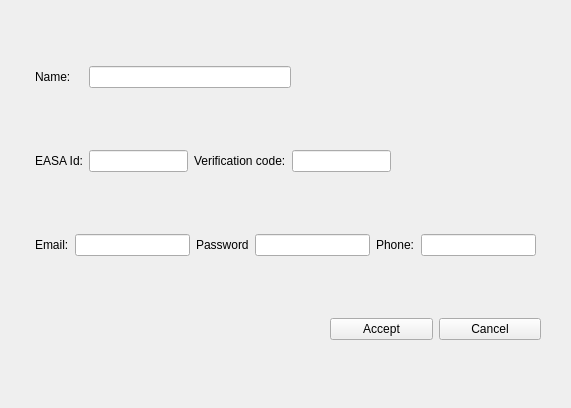
This is src/uat_tool/presentation/views/ui/form_operator.ui in vazmasero/UAT-Tool as Qt 5 draws it before an edit. The edited form follows.
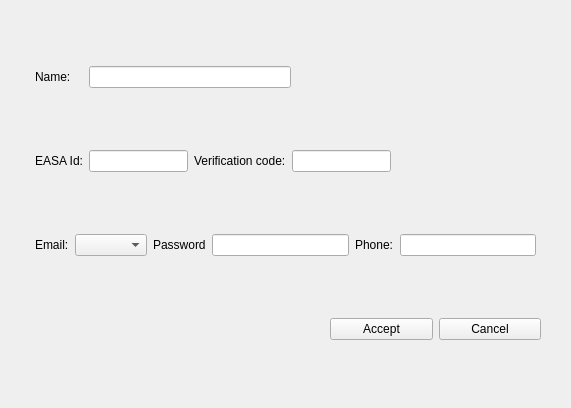
This is the edited form.

The edit to the form file:
```diff
--- a/src/uat_tool/presentation/views/ui/form_operator.ui
+++ b/src/uat_tool/presentation/views/ui/form_operator.ui
@@ -95,7 +95,7 @@
       </widget>
      </item>
      <item>
-      <widget class="QLineEdit" name="le_email"/>
+      <widget class="QComboBox" name="cb_email"/>
      </item>
      <item>
       <widget class="QLabel" name="lbl_password">
```
